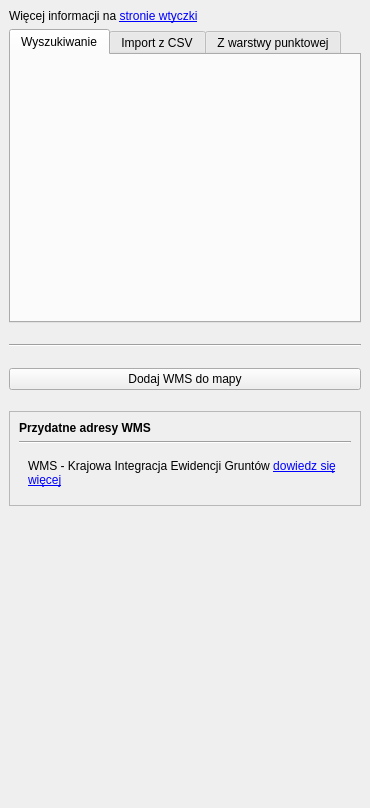
Before: the Qt Designer form wyszukiwarka-gugik-uldk/plugin_dockwidget_base.ui in gis-support/wyszukiwarka-gugik-uldk, drawn with Qt 5.
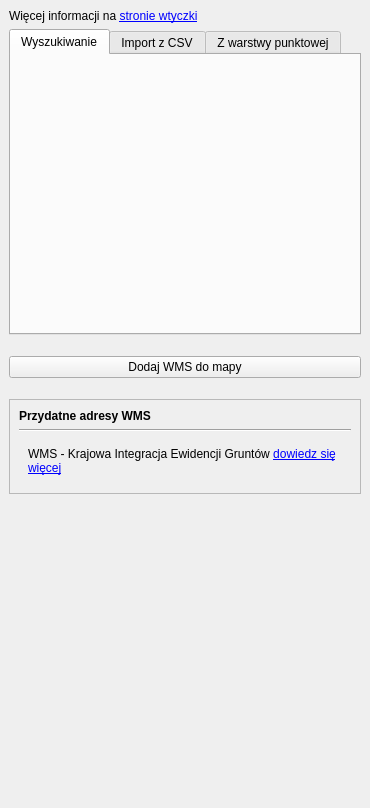
After: the same form once the commit is applied.

Diff of the .ui file:
```diff
--- a/wyszukiwarka-gugik-uldk/plugin_dockwidget_base.ui
+++ b/wyszukiwarka-gugik-uldk/plugin_dockwidget_base.ui
@@ -116,29 +116,6 @@
       </widget>
      </widget>
     </item>
-    <item>
-     <spacer name="verticalSpacer_2">
-      <property name="orientation">
-       <enum>Qt::Vertical</enum>
-      </property>
-      <property name="sizeType">
-       <enum>QSizePolicy::Maximum</enum>
-      </property>
-      <property name="sizeHint" stdset="0">
-       <size>
-        <width>20</width>
-        <height>15</height>
-       </size>
-      </property>
-     </spacer>
-    </item>
-    <item>
-     <widget class="Line" name="line">
-      <property name="orientation">
-       <enum>Qt::Horizontal</enum>
-      </property>
-     </widget>
-    </item>
     <item>
      <spacer name="verticalSpacer_6">
       <property name="orientation">
```
